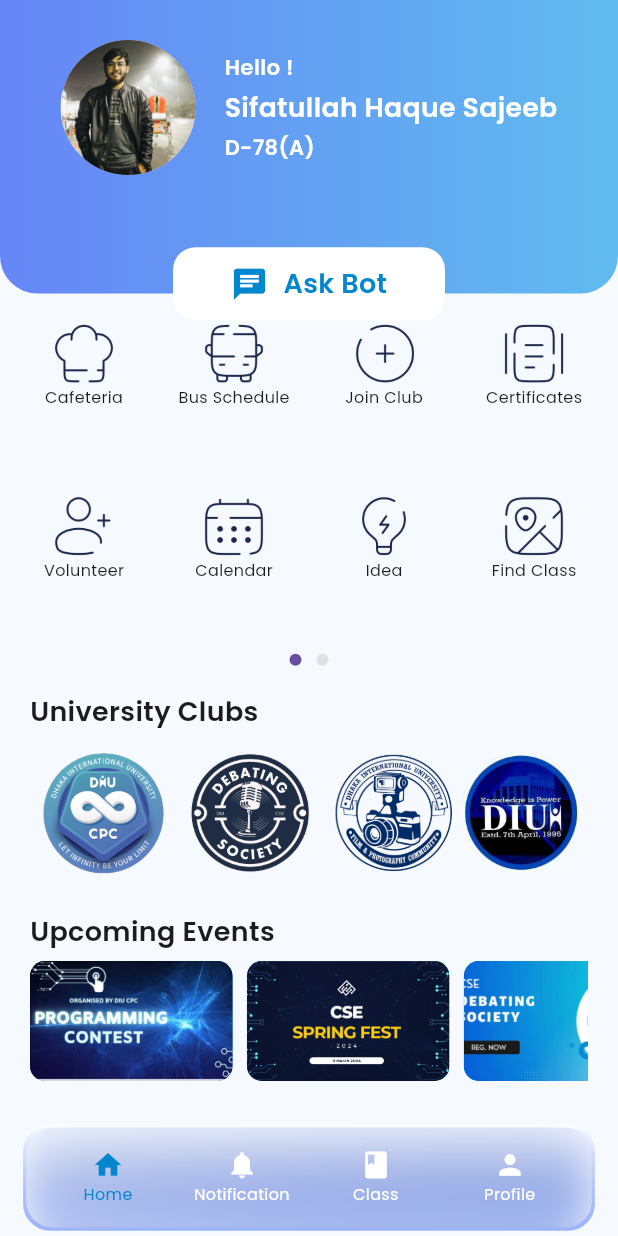
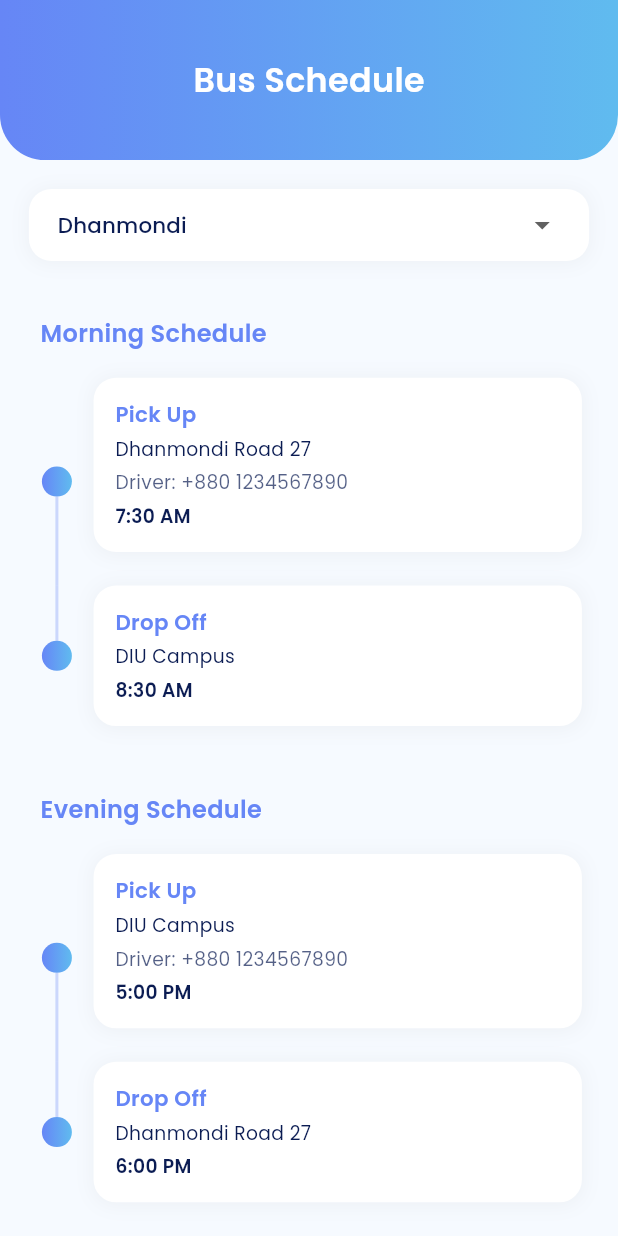
Before and after one commit to sifatullah-haque/UniBuddy, a Flutter app: the screen it shows after launch, on a phone screen of 412 x 824 dp. Run offline on Flutter 3.47's test engine with Material 3 defaults, Android fonts, the light colour scheme and no system bars; drawn by our look-alikes of timeline_tile; our stand-ins replace another_carousel_pro, cloud_firestore, firebase_auth, firebase_core, flutter_screenutil; accounts and stored records are empty.

Commit message:
Some new page has been added

```diff
--- a/lib/auth/auth_page.dart
+++ b/lib/auth/auth_page.dart
@@ -25,6 +25,5 @@ class _AuthPageState extends State<AuthPage> {
     } else {
       return RegisterPage(showLoginPage: togglePage);
     }
-    ;
   }
 }
--- a/lib/main.dart
+++ b/lib/main.dart
@@ -1,22 +1,18 @@
 import 'package:diu/Constant/firebase_options.dart';
-
 import 'package:diu/auth/login/isLogin.dart';
-import 'package:diu/pages/home_page/Idea/Idea.dart';
-import 'package:diu/pages/home_page/Support/Support.dart';
-import 'package:diu/pages/home_page/Volunteer/volunteer.dart';
-import 'package:diu/pages/home_page/pure_home_page/buttonNavigator.dart';
+import 'package:diu/pages/home_page/Bus_Schedule/busSchedule.dart';
+import 'package:diu/pages/home_page/Cafeteria/cafeteria.dart';
 import 'package:diu/pages/home_page/pure_home_page/home_page.dart';
 import 'package:diu/pages/main_navigation.dart';
-import 'package:diu/willDeleteLater/test.dart';
-
+import 'package:diu/utils/firebase_project_config.dart';
 import 'package:firebase_core/firebase_core.dart';
-
 import 'package:flutter/material.dart';
 import 'package:flutter_screenutil/flutter_screenutil.dart';
 
 void main() async {
   WidgetsFlutterBinding.ensureInitialized();
   await Firebase.initializeApp(options: DefaultFirebaseOptions.currentPlatform);
+  checkFirebaseConfig(); // Add this line to check Firebase config
   runApp(const MyApp());
 }
 
@@ -34,7 +30,7 @@ class MyApp extends StatelessWidget {
             fontFamily: "Poppins",
           ),
           debugShowCheckedModeBanner: false,
-          home: MainNavigation()),
+          home: BusSchedule()),
     );
   }
 }
--- /dev/null
+++ b/lib/pages/home_page/Bus_Schedule/busSchedule.dart
@@ -0,0 +1,319 @@
+import 'package:diu/Constant/color_is.dart';
+import 'package:flutter/material.dart';
+import 'package:flutter_screenutil/flutter_screenutil.dart';
+import 'package:timeline_tile/timeline_tile.dart';
+
+class BusSchedule extends StatelessWidget {
+  const BusSchedule({super.key});
+
+  @override
+  Widget build(BuildContext context) {
+    return Scaffold(
+      backgroundColor: Coloris.backgroundColor,
+      body: Column(
+        children: [
+          _buildHeader(),
+          _buildAreaSelector(),
+          Expanded(
+            child: _buildTimelineView(),
+          ),
+        ],
+      ),
+    );
+  }
+
+  Widget _buildHeader() {
+    return Container(
+      height: 120.h,
+      decoration: const BoxDecoration(
+        borderRadius: BorderRadius.only(
+          bottomLeft: Radius.circular(30.0),
+          bottomRight: Radius.circular(30.0),
+        ),
+        gradient: LinearGradient(
+          begin: Alignment.centerLeft,
+          end: Alignment.centerRight,
+          colors: [Color(0xff6686F6), Color(0xff60BBEF)],
+        ),
+      ),
+      child: SafeArea(
+        child: Center(
+          child: Text(
+            "Bus Schedule",
+            style: TextStyle(
+              fontSize: 25.sp,
+              fontWeight: FontWeight.w600,
+              color: Coloris.white,
+            ),
+          ),
+        ),
+      ),
+    );
+  }
+
+  Widget _buildAreaSelector() {
+    return Container(
+      margin: EdgeInsets.all(20.w),
+      padding: EdgeInsets.symmetric(horizontal: 20.w),
+      decoration: BoxDecoration(
+        color: Coloris.white,
+        borderRadius: BorderRadius.circular(15),
+        boxShadow: [
+          BoxShadow(
+            color: Colors.grey.withOpacity(0.1),
+            spreadRadius: 1,
+            blurRadius: 10,
+            offset: const Offset(0, 1),
+          ),
+        ],
+      ),
+      child: DropdownButtonHideUnderline(
+        child: DropdownButton<String>(
+          isExpanded: true,
+          value: "Dhanmondi",
+          items: ["Dhanmondi", "Uttara", "Mirpur", "Mohammadpur"]
+              .map((String value) {
+            return DropdownMenuItem<String>(
+              value: value,
+              child: Text(
+                value,
+                style: TextStyle(
+                  fontSize: 16.sp,
+                  color: Coloris.text_color,
+                ),
+              ),
+            );
+          }).toList(),
+          onChanged: (String? newValue) {},
+        ),
+      ),
+    );
+  }
+
+  Widget _buildTimelineView() {
+    return ListView(
+      padding: EdgeInsets.symmetric(horizontal: 20.w),
+      children: [
+        // Morning Schedule Header
+        SizedBox(height: 20.h),
+        Padding(
+          padding: EdgeInsets.only(left: 8.w),
+          child: Text(
+            "Morning Schedule",
+            style: TextStyle(
+              fontSize: 18.sp,
+              fontWeight: FontWeight.w600,
+              color: const Color(0xff6686F6),
+            ),
+          ),
+        ),
+        SizedBox(height: 20.h),
+
+        // Morning Timeline
+        TimelineTile(
+          alignment: TimelineAlign.manual,
+          lineXY: 0.05, // Moved more to left
+          isFirst: true,
+          beforeLineStyle: LineStyle(
+            color: const Color(0xff6686F6).withOpacity(0.3),
+            thickness: 2,
+          ),
+          indicatorStyle: IndicatorStyle(
+            width: 20,
+            height: 20,
+            indicator: Container(
+              decoration: BoxDecoration(
+                shape: BoxShape.circle,
+                gradient: const LinearGradient(
+                  colors: [Color(0xff6686F6), Color(0xff60BBEF)],
+                ),
+              ),
+            ),
+          ),
+          endChild: Padding(
+            padding: EdgeInsets.only(left: 15.w, bottom: 25.h, right: 5.w),
+            child: _buildScheduleCard(
+              title: "Pick Up",
+              location: "Dhanmondi Road 27",
+              time: "7:30 AM",
+              driverContact: "+880 1234567890",
+            ),
+          ),
+        ),
+
+        TimelineTile(
+          alignment: TimelineAlign.manual,
+          lineXY: 0.05, // Moved more to left
+          isLast: true,
+          beforeLineStyle: LineStyle(
+            color: const Color(0xff6686F6).withOpacity(0.3),
+            thickness: 2,
+          ),
+          indicatorStyle: IndicatorStyle(
+            width: 20,
+            height: 20,
+            indicator: Container(
+              decoration: BoxDecoration(
+                shape: BoxShape.circle,
+                gradient: const LinearGradient(
+                  colors: [Color(0xff6686F6), Color(0xff60BBEF)],
+                ),
+              ),
+            ),
+          ),
+          endChild: Padding(
+            padding: EdgeInsets.only(left: 15.w, right: 5.w),
+            child: _buildScheduleCard(
+              title: "Drop Off",
+              location: "DIU Campus",
+              time: "8:30 AM",
+            ),
+          ),
+        ),
+
+        // Divider with more space
+        SizedBox(height: 50.h),
+
+        // Evening Schedule Header
+        Padding(
+          padding: EdgeInsets.only(left: 8.w),
+          child: Text(
+            "Evening Schedule",
+            style: TextStyle(
+              fontSize: 18.sp,
+              fontWeight: FontWeight.w600,
+              color: const Color(0xff6686F6),
+            ),
+          ),
+        ),
+        SizedBox(height: 20.h),
+
+        // Evening Timeline (with same spacing adjustments)
+        TimelineTile(
+          alignment: TimelineAlign.manual,
+          lineXY: 0.05, // Moved more to left
+          isFirst: true,
+          beforeLineStyle: LineStyle(
+            color: const Color(0xff6686F6).withOpacity(0.3),
+            thickness: 2,
+          ),
+          indicatorStyle: IndicatorStyle(
+            width: 20,
+            height: 20,
+            indicator: Container(
+              decoration: BoxDecoration(
+                shape: BoxShape.circle,
+                gradient: const LinearGradient(
+                  colors: [Color(0xff6686F6), Color(0xff60BBEF)],
+                ),
+              ),
+            ),
+          ),
+          endChild: Padding(
+            padding: EdgeInsets.only(left: 15.w, bottom: 25.h, right: 5.w),
+            child: _buildScheduleCard(
+              title: "Pick Up",
+              location: "DIU Campus",
+              time: "5:00 PM",
+              driverContact: "+880 1234567890",
+            ),
+          ),
+        ),
+
+        TimelineTile(
+          alignment: TimelineAlign.manual,
+          lineXY: 0.05, // Moved more to left
+          isLast: true,
+          beforeLineStyle: LineStyle(
+            color: const Color(0xff6686F6).withOpacity(0.3),
+            thickness: 2,
+          ),
+          indicatorStyle: IndicatorStyle(
+            width: 20,
+            height: 20,
+            indicator: Container(
+              decoration: BoxDecoration(
+                shape: BoxShape.circle,
+                gradient: const LinearGradient(
+                  colors: [Color(0xff6686F6), Color(0xff60BBEF)],
+                ),
+              ),
+            ),
+          ),
+          endChild: Padding(
+            padding: EdgeInsets.only(left: 15.w, right: 5.w),
+            child: _buildScheduleCard(
+              title: "Drop Off",
+              location: "Dhanmondi Road 27",
+              time: "6:00 PM",
+            ),
+          ),
+        ),
+        SizedBox(height: 20.h),
+      ],
+    );
+  }
+
+  Widget _buildScheduleCard({
+    required String title,
+    required String location,
+    required String time,
+    String? driverContact,
+  }) {
+    return Container(
+      padding: EdgeInsets.all(15.w),
+      decoration: BoxDecoration(
+        color: Coloris.white,
+        borderRadius: BorderRadius.circular(15),
+        boxShadow: [
+          BoxShadow(
+            color: Colors.grey.withOpacity(0.1),
+            spreadRadius: 1,
+            blurRadius: 10,
+            offset: const Offset(0, 1),
+          ),
+        ],
+      ),
+      child: Column(
+        crossAxisAlignment: CrossAxisAlignment.start,
+        children: [
+          Text(
+            title,
+            style: TextStyle(
+              fontSize: 16.sp,
+              fontWeight: FontWeight.w600,
+              color: const Color(0xff6686F6),
+            ),
+          ),
+          SizedBox(height: 5.h),
+          Text(
+            location,
+            style: TextStyle(
+              fontSize: 14.sp,
+              color: Coloris.text_color,
+            ),
+          ),
+          if (driverContact != null) ...[
+            SizedBox(height: 5.h),
+            Text(
+              "Driver: $driverContact",
+              style: TextStyle(
+                fontSize: 14.sp,
+                color: Coloris.text_color.withOpacity(0.7),
+              ),
+            ),
+          ],
+          SizedBox(height: 5.h),
+          Text(
+            time,
+            style: TextStyle(
+              fontSize: 14.sp,
+              fontWeight: FontWeight.w600,
+              color: Coloris.text_color,
+            ),
+          ),
+        ],
+      ),
+    );
+  }
+}
--- a/pubspec.yaml
+++ b/pubspec.yaml
@@ -42,6 +42,7 @@ dependencies:
   cloud_firestore: ^4.15.8
   firebase_database: ^10.4.9
   curved_navigation_bar:
+  timeline_tile: ^2.0.0
 
 dev_dependencies:
   flutter_test:
@@ -78,6 +79,7 @@ flutter:
     - assets/banner/
     - assets/banner/events/
     - assets/banner/specific_page/
+    - assets/images/
 
   # assets:
   #   - assets/
```
Also changed, not shown: lib/auth/login/isLogin.dart (+8 -1 lines), lib/pages/home_page/Cafeteria/cafeteria.dart (added, +154 -0 lines), lib/utils/firebase_project_config.dart (added, +10 -0 lines), assets/images/burger.jpg (added), pubspec.lock.
